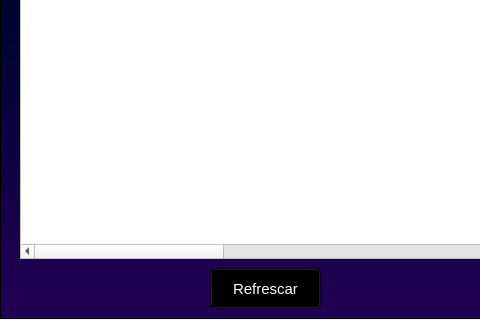
The window that frames/panel.ui (Alonsou29/bibliotknew) describes before a commit, drawn with Qt 5; both pictures show x 0 to 480 and y 280 to 600 of the 800 by 600 pixel window.
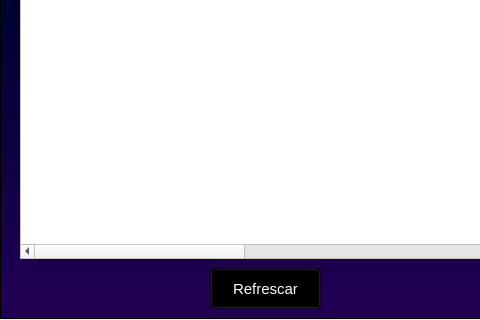
The same window after the commit. The open tabs and pages were chosen to show the change. Icons and pictures are not drawn.

Commit message: Arreglo de bugs y bdd

What changed in the file:
```diff
--- a/frames/panel.ui
+++ b/frames/panel.ui
@@ -1043,11 +1043,6 @@
          <string>Estatus</string>
         </property>
        </column>
-       <column>
-        <property name="text">
-         <string>Activo</string>
-        </property>
-       </column>
       </widget>
       <widget class="QPushButton" name="RefrescarC">
        <property name="geometry">
```
Left out of the diff: 9 changed lines with no effect on the pictures. The commit also changes 2 other files.
